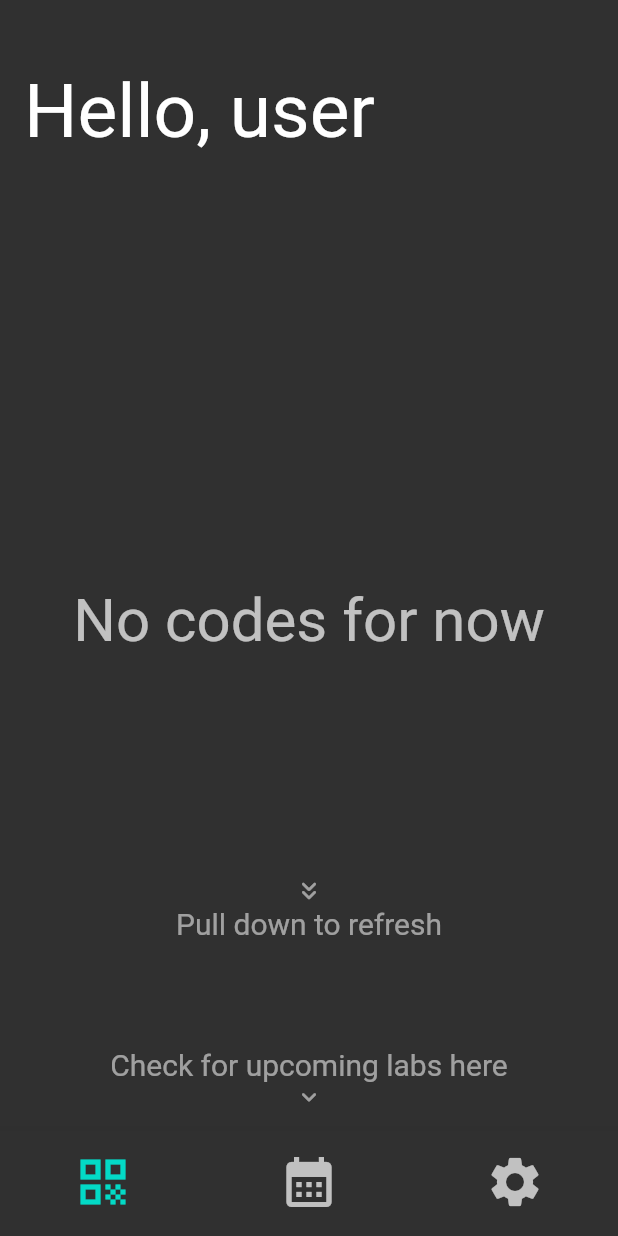
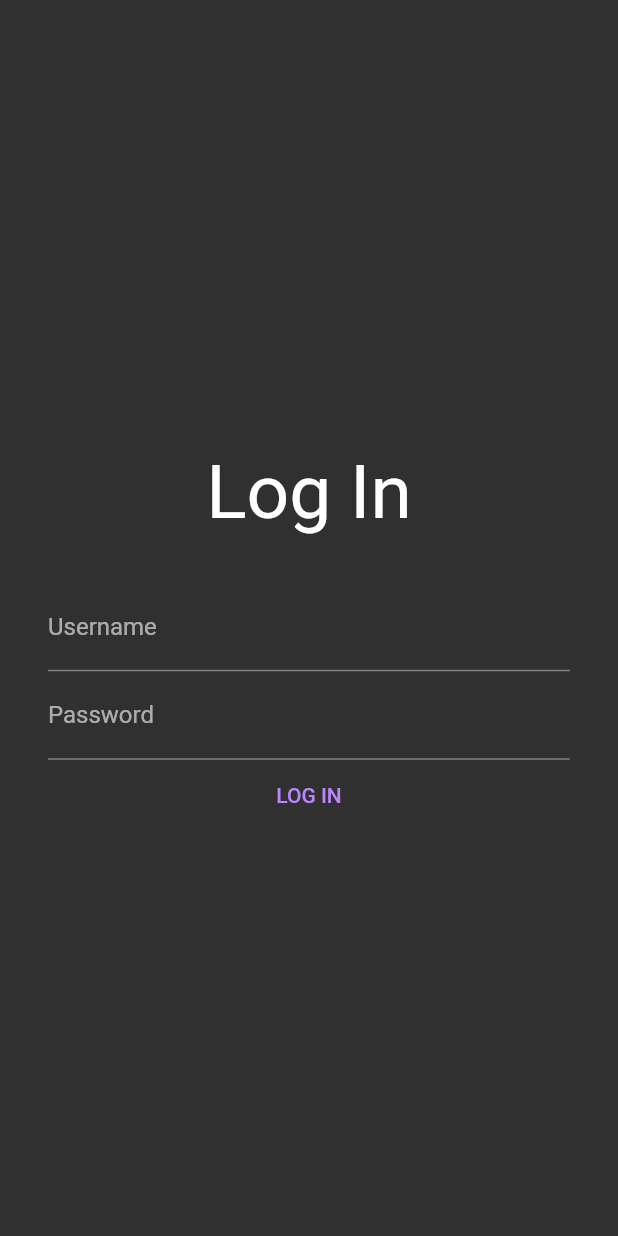
Before and after one commit to snouragan/QR-App, a Flutter app: the screen it shows after launch, on a phone screen of 412 x 824 dp. Run offline on Flutter 3.47's test engine with Material 2 defaults, Android fonts, the phone set to English and light mode, and no system bars; our stand-ins replace qr_flutter, shared_preferences.

Commit message:
add login and logout

```diff
--- /dev/null
+++ b/QRGen/lib/views/login_view.dart
@@ -0,0 +1,60 @@
+import 'package:flutter/material.dart';
+import 'package:qrgen/widgets/page_title.dart';
+
+class LoginView extends StatefulWidget {
+  const LoginView(
+      {Key? key, required this.loggedIn, required this.logInCallback})
+      : super(key: key);
+
+  final bool loggedIn;
+  final Function logInCallback;
+
+  @override
+  State<LoginView> createState() => _LoginViewState();
+}
+
+class _LoginViewState extends State<LoginView> {
+  @override
+  Widget build(BuildContext context) {
+    String loginUser = '';
+    String loginPassword = '';
+    return Center(
+      child: Column(
+        mainAxisAlignment: MainAxisAlignment.center,
+        crossAxisAlignment: CrossAxisAlignment.center,
+        children: [
+          const PageTitle(text: 'Log In'),
+          Container(
+            padding: const EdgeInsets.only(left: 32.0, right: 32.0),
+            child: TextField(
+              decoration: const InputDecoration(labelText: 'Username'),
+              onChanged: (value) {
+                loginUser = value;
+              },
+            ),
+          ),
+          Container(
+            padding: const EdgeInsets.only(left: 32.0, right: 32.0),
+            child: TextField(
+              decoration: const InputDecoration(labelText: 'Password'),
+              onChanged: (value) {
+                loginPassword = value;
+              },
+            ),
+          ),
+          Column(
+            mainAxisAlignment: MainAxisAlignment.end,
+            crossAxisAlignment: CrossAxisAlignment.center,
+            children: [
+              TextButton(
+                  onPressed: () {
+                    widget.logInCallback(loginUser, loginPassword);
+                  },
+                  child: const Text('LOG IN')),
+            ],
+          ),
+        ],
+      ),
+    );
+  }
+}
--- a/QRGen/lib/views/main_view.dart
+++ b/QRGen/lib/views/main_view.dart
@@ -1,6 +1,8 @@
 import 'dart:convert';
+import 'dart:io';
 
 import 'package:flutter/material.dart';
+import 'package:qrgen/views/login_view.dart';
 import 'package:shared_preferences/shared_preferences.dart';
 
 import 'package:http/http.dart' as http;
@@ -19,34 +21,117 @@ class MainView extends StatefulWidget {
 }
 
 class _MainViewState extends State<MainView> {
-  String _user = 'user';
+  String _user = '';
+  String _password = '';
+  bool _loggedIn = false;
 
   int _viewIndex = 0;
 
   List<QRCode> _codes = [];
   late Future<void> _initCodes;
 
+  // USER PREFERENCES
   Future<void> _loadPreferences() async {
     final prefs = await SharedPreferences.getInstance();
     setState(() {
-      _user = (prefs.getString('user') ?? 'user');
+      _user = (prefs.getString('user') ?? '');
+      _password = (prefs.getString('password') ?? '');
     });
   }
 
-  Future<void> _savePreferences() async {
+  Future<void> _savePreferences(context) async {
     final prefs = await SharedPreferences.getInstance();
     await prefs.setString('user', 'janelu44');
+    await prefs.setString('password', '12345678');
+    ScaffoldMessenger.of(context)
+        .showSnackBar(const SnackBar(content: Text('Saved preferences')));
   }
 
-  Future<void> refreshCodes() async {
-    final cds = await fetchCodes();
+  Future<void> _clearPreferences(context) async {
+    final prefs = await SharedPreferences.getInstance();
+    await prefs.clear();
+    ScaffoldMessenger.of(context)
+        .showSnackBar(const SnackBar(content: Text('Cleared preferences')));
+  }
+
+  Future<void> _logIn(usr, pwd) async {
+    final response = await http.get(Uri.parse('http://10.0.2.2:3000/login'),
+        headers: {
+          HttpHeaders.authorizationHeader: 'Bearer $usr:$pwd'
+        }).timeout(const Duration(seconds: 3), onTimeout: () {
+      ScaffoldMessenger.of(context).showSnackBar(SnackBar(
+        behavior: SnackBarBehavior.floating,
+        content: const Text("Failed to login. Please try again."),
+        action: SnackBarAction(
+          label: 'DISMISS',
+          onPressed: () {
+            ScaffoldMessenger.of(context).hideCurrentSnackBar();
+          },
+        ),
+      ));
+      setState(() {
+        _loggedIn = false;
+      });
+
+      return http.Response('Failed to login. Please try again.', 408);
+    });
+
+    if (response.statusCode == 200) {
+      final prefs = await SharedPreferences.getInstance();
+      prefs.setString('user', usr);
+      prefs.setString('password', pwd);
+      setState(() {
+        if (_user == '' || _password == '') {
+          ScaffoldMessenger.of(context)
+              .showSnackBar(SnackBar(content: Text('Logged in as $usr')));
+        }
+        _user = usr;
+        _password = pwd;
+        _loggedIn = true;
+        _viewIndex = 0;
+        _refreshCodes();
+      });
+    } else {
+      throw Exception('Failed to login');
+    }
+  }
+
+  Future<void> _logOut() async {
+    setState(() {
+      _user = '';
+      _password = '';
+      _loggedIn = false;
+    });
+    final prefs = await SharedPreferences.getInstance();
+    await prefs.setString('user', '');
+    await prefs.setString('password', '');
+  }
+
+  // QR CODES
+  Future<void> _refreshCodes() async {
+    final cds = await _fetchCodes();
     setState(() {
       _codes = cds;
     });
   }
 
-  Future<List<QRCode>> fetchCodes() async {
-    final response = await http.get(Uri.parse('http://10.0.2.2:3000/codes'));
+  Future<List<QRCode>> _fetchCodes() async {
+    final response = await http.get(Uri.parse('http://10.0.2.2:3000/codes'),
+        headers: {
+          HttpHeaders.authorizationHeader: 'Bearer $_user:$_password'
+        }).timeout(const Duration(seconds: 3), onTimeout: () {
+      ScaffoldMessenger.of(context).showSnackBar(SnackBar(
+        behavior: SnackBarBehavior.floating,
+        content: const Text("Cannot connect to server"),
+        action: SnackBarAction(
+          label: 'DISMISS',
+          onPressed: () {
+            ScaffoldMessenger.of(context).hideCurrentSnackBar();
+          },
+        ),
+      ));
+      return http.Response('Cannot connect to server', 408);
+    });
 
     if (response.statusCode == 200) {
       final List<dynamic> codeList = jsonDecode(response.body);
@@ -56,49 +141,37 @@ class _MainViewState extends State<MainView> {
     }
   }
 
+  // NAVIGATION BAR
   void _navBarTap(int index) {
     setState(() {
       _viewIndex = index;
     });
   }
 
+  Future<void> _initialize() async {
+    _initCodes = dummyFuture();
+    await _loadPreferences();
+    if (_user != '' && _password != '') {
+      await _logIn(_user, _password);
+      await _refreshCodes();
+    }
+  }
+
+  Future<void> dummyFuture() async {}
+
   @override
   void initState() {
     super.initState();
-    _initCodes = refreshCodes();
-
-    // _savePreferences();
-    _loadPreferences();
+    _initialize();
   }
 
   @override
   Widget build(BuildContext context) {
     return Scaffold(
-      appBar: PreferredSize(
-        preferredSize: const Size.fromHeight(120.0),
-        child: AppBar(
-          backgroundColor: Colors.transparent,
-          elevation: 0,
-          flexibleSpace: Container(
-            padding: const EdgeInsets.all(16.0),
-            child: Column(
-              mainAxisAlignment: MainAxisAlignment.end,
-              crossAxisAlignment: CrossAxisAlignment.start,
-              children: [
-                Text(
-                  _viewIndex == 0
-                      ? 'Hello, $_user'
-                      : _viewIndex == 1
-                          ? 'My Labs'
-                          : 'Settings',
-                  style: const TextStyle(fontSize: 50.0),
-                ),
-              ],
-            ),
-          ),
-        ),
-      ),
-      body: _viewIndex == 0
+      body: Container(
+        child: !_loggedIn
+            ? LoginView(loggedIn: _loggedIn, logInCallback: _logIn)
+            : _viewIndex == 0
                 ? FutureBuilder(
                     future: _initCodes,
                     builder: (context, snapshot) {
@@ -107,20 +180,29 @@ class _MainViewState extends State<MainView> {
                         case ConnectionState.waiting:
                         case ConnectionState.active:
                           {
-                      return const Center(child: CircularProgressIndicator());
+                            return const Center(
+                                child: CircularProgressIndicator());
                           }
                         case ConnectionState.done:
                           {
                             return RefreshIndicator(
-                          onRefresh: refreshCodes,
-                          child: QRList(codes: _codes));
+                                onRefresh: _refreshCodes,
+                                child: QRList(
+                                  codes: _codes,
+                                  user: _user,
+                                ));
                           }
                       }
                     })
                 : _viewIndex == 1
                     ? const LabList()
-              : const Settings(),
-      bottomNavigationBar: BottomNavigationBar(
+                    : Settings(
+                        user: _user,
+                        loggedIn: _loggedIn,
+                        logoutCallback: _logOut),
+      ),
+      bottomNavigationBar: _loggedIn
+          ? BottomNavigationBar(
               showSelectedLabels: false,
               showUnselectedLabels: false,
               items: const <BottomNavigationBarItem>[
@@ -137,6 +219,9 @@ class _MainViewState extends State<MainView> {
               ],
               currentIndex: _viewIndex,
               onTap: _navBarTap,
+            )
+          : const SizedBox(
+              height: 0,
             ),
     );
   }
--- /dev/null
+++ b/QRGen/lib/widgets/page_title.dart
@@ -0,0 +1,22 @@
+import 'package:flutter/material.dart';
+
+class PageTitle extends StatefulWidget {
+  const PageTitle({Key? key, required this.text}) : super(key: key);
+
+  final String text;
+
+  @override
+  State<PageTitle> createState() => _PageTitleState();
+}
+
+class _PageTitleState extends State<PageTitle> {
+  @override
+  Widget build(BuildContext context) {
+    return Container(
+        margin: const EdgeInsets.only(top: 30.0, bottom: 30.0, left: 16.0, right: 16.0),
+        child: Text(
+          widget.text,
+          style: const TextStyle(fontSize: 50.0),
+        ));
+  }
+}
--- a/QRGen/lib/widgets/qr_list.dart
+++ b/QRGen/lib/widgets/qr_list.dart
@@ -1,11 +1,17 @@
 import 'package:flutter/material.dart';
 import 'package:qrgen/classes/qrcode.dart';
+import 'package:qrgen/widgets/page_title.dart';
 import 'package:qrgen/widgets/qr_element.dart';
 
 class QRList extends StatefulWidget {
-  const QRList({Key? key, required this.codes}) : super(key: key);
+  const QRList(
+      {Key? key,
+      required this.codes,
+      required this.user})
+      : super(key: key);
 
   final List<QRCode> codes;
+  final String user;
 
   @override
   State<QRList> createState() => _QRListState();
@@ -16,11 +22,13 @@ class _QRListState extends State<QRList> {
 
   @override
   Widget build(BuildContext context) {
+    final titleElement = PageTitle(text: 'Hello, ${widget.user}');
+
     if (widget.codes.isEmpty) {
       return Stack(
         children: [
           ListView(
-            children: const [],
+            children: [titleElement],
           ),
           FractionallySizedBox(
             heightFactor: 0.8,
@@ -88,26 +96,9 @@ class _QRListState extends State<QRList> {
       return QRElement(element: c);
     }).toList();
 
-    return ListView(children: [..._items, Column(
-      mainAxisAlignment: MainAxisAlignment.end,
-      crossAxisAlignment: CrossAxisAlignment.center,
-      children: const [
-        SizedBox(
-          height: 20,
-        ),
-        Icon(
-          Icons.keyboard_double_arrow_down_rounded,
-          color: Colors.white54,
-          size: 20,
-        ),
-        Text(
-          'Pull down to refresh',
-          style: TextStyle(
-            fontSize: 20.0,
-            color: Colors.white54,
-          ),
-        ),
-      ],
-    )]);
+    return ListView(children: [
+      titleElement,
+      ..._items,
+    ]);
   }
 }
```
Also changed, not shown: QRGen/lib/widgets/settings.dart (+60 -3 lines). Lines whose indentation alone changed are shown as unchanged.
